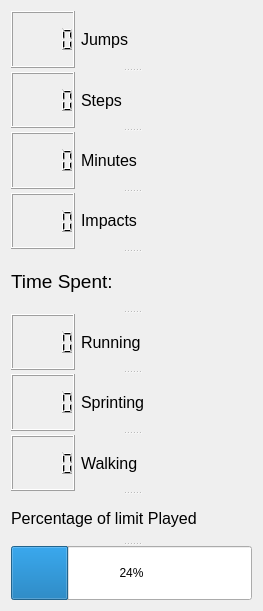
This is GUI/playerStats.ui in vasav123/LoadManager as Qt 5 draws it before an edit. The edited form follows.
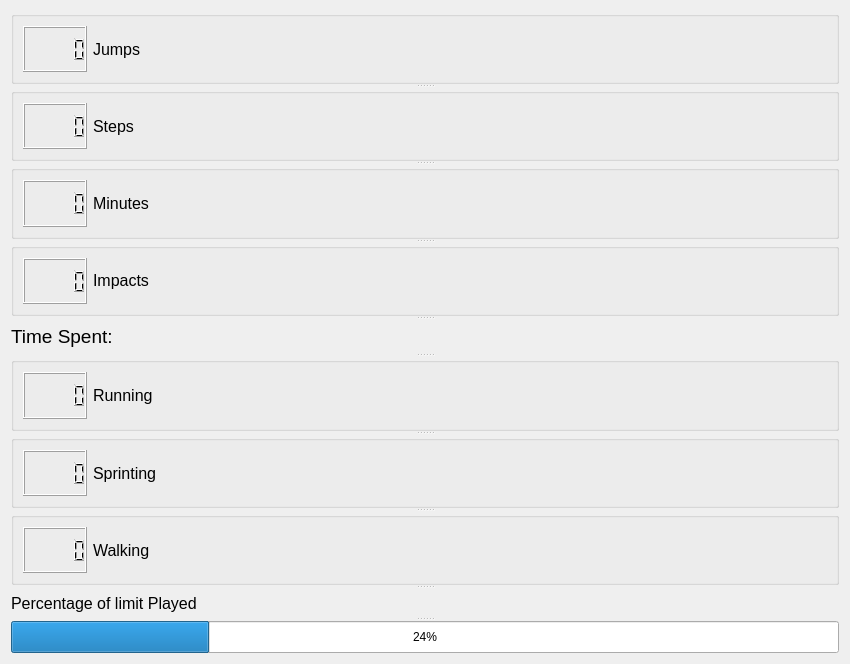
This is the edited form.

Commit message: Changed text size

The edit to the form file:
```diff
--- a/GUI/playerStats.ui
+++ b/GUI/playerStats.ui
@@ -6,8 +6,8 @@
    <rect>
     <x>0</x>
     <y>0</y>
-    <width>263</width>
-    <height>611</height>
+    <width>850</width>
+    <height>664</height>
    </rect>
   </property>
   <property name="sizePolicy">
@@ -22,10 +22,16 @@
   <layout class="QHBoxLayout" name="horizontalLayout_8">
    <item>
     <widget class="QSplitter" name="splitter">
+     <property name="sizePolicy">
+      <sizepolicy hsizetype="Minimum" vsizetype="Minimum">
+       <horstretch>0</horstretch>
+       <verstretch>0</verstretch>
+      </sizepolicy>
+     </property>
      <property name="orientation">
       <enum>Qt::Vertical</enum>
      </property>
-     <widget class="QWidget" name="layoutWidget">
+     <widget class="QGroupBox" name="groupBox">
       <layout class="QHBoxLayout" name="horizontalLayout_7">
        <item>
         <widget class="QLCDNumber" name="NumJumps">
@@ -51,7 +57,7 @@
        </item>
       </layout>
      </widget>
-     <widget class="QWidget" name="layoutWidget">
+     <widget class="QGroupBox" name="groupBox">
       <layout class="QHBoxLayout" name="horizontalLayout_6">
        <item>
         <widget class="QLCDNumber" name="NumSteps">
@@ -77,7 +83,7 @@
        </item>
       </layout>
      </widget>
-     <widget class="QWidget" name="layoutWidget">
+     <widget class="QGroupBox" name="groupBox">
       <layout class="QHBoxLayout" name="horizontalLayout_5">
        <item>
         <widget class="QLCDNumber" name="NumMinutes">
@@ -106,7 +112,7 @@
        </item>
       </layout>
      </widget>
-     <widget class="QWidget" name="layoutWidget">
+     <widget class="QGroupBox" name="groupBox">
       <layout class="QHBoxLayout" name="horizontalLayout_4">
        <item>
         <widget class="QLCDNumber" name="NumImpacts">
@@ -162,7 +168,7 @@
        <string>Time Spent:</string>
       </property>
      </widget>
-     <widget class="QWidget" name="layoutWidget">
+     <widget class="QGroupBox" name="groupBox">
       <layout class="QHBoxLayout" name="horizontalLayout">
        <item>
         <widget class="QLCDNumber" name="NumRun">
@@ -191,7 +197,7 @@
        </item>
       </layout>
      </widget>
-     <widget class="QWidget" name="layoutWidget">
+     <widget class="QGroupBox" name="groupBox">
       <layout class="QHBoxLayout" name="horizontalLayout_2">
        <item>
         <widget class="QLCDNumber" name="NumSprint">
@@ -220,7 +226,13 @@
        </item>
       </layout>
      </widget>
-     <widget class="QWidget" name="layoutWidget">
+     <widget class="QGroupBox" name="groupBox">
+      <property name="sizePolicy">
+       <sizepolicy hsizetype="Minimum" vsizetype="Minimum">
+        <horstretch>0</horstretch>
+        <verstretch>0</verstretch>
+       </sizepolicy>
+      </property>
       <layout class="QHBoxLayout" name="horizontalLayout_3">
        <item>
         <widget class="QLCDNumber" name="NumWalk">
@@ -234,6 +246,12 @@
        </item>
        <item>
         <widget class="QLabel" name="label_9">
+         <property name="sizePolicy">
+          <sizepolicy hsizetype="Minimum" vsizetype="Minimum">
+           <horstretch>0</horstretch>
+           <verstretch>0</verstretch>
+          </sizepolicy>
+         </property>
          <property name="font">
           <font>
            <pointsize>12</pointsize>
```
The commit also changes 1 other file.
